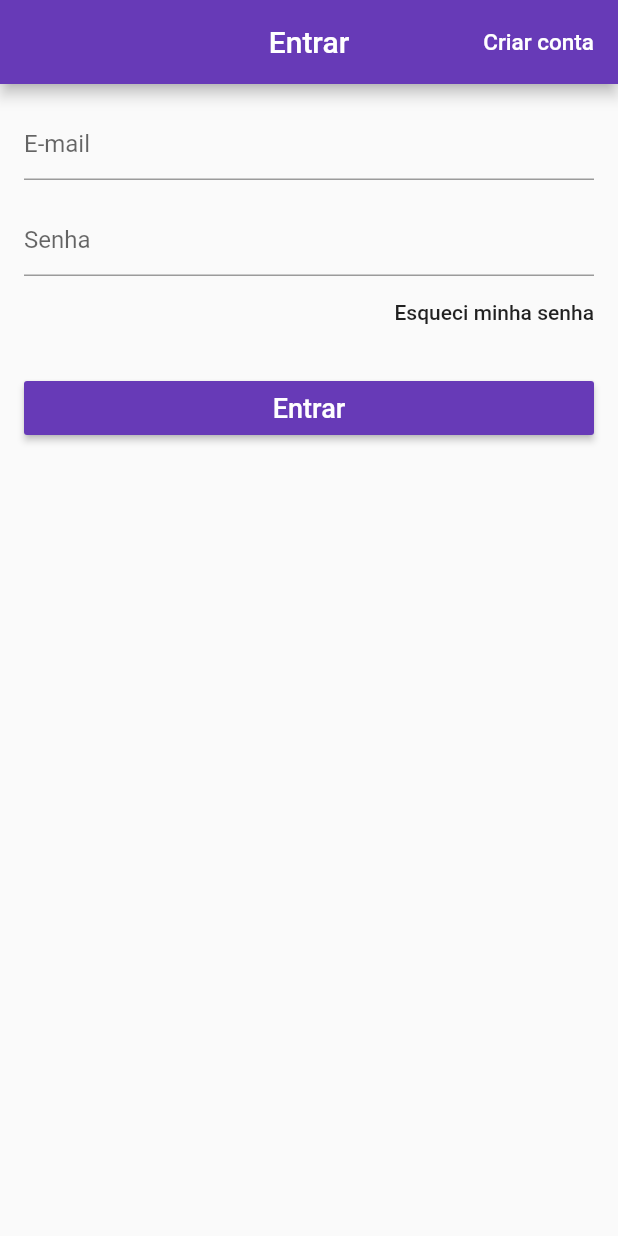
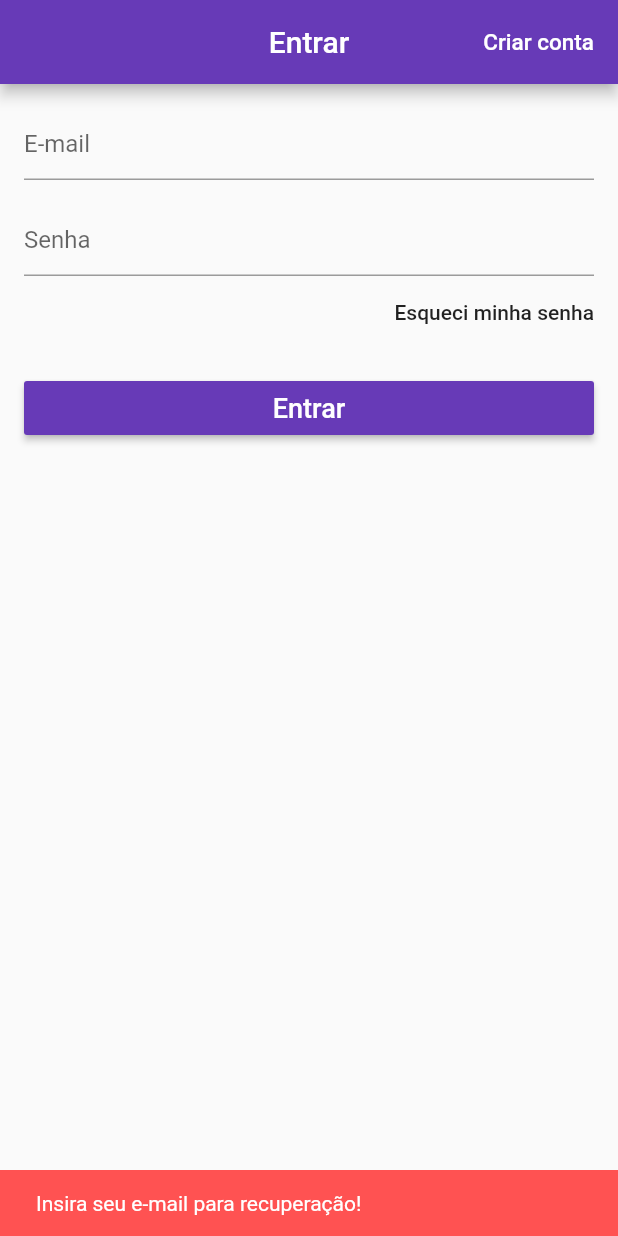
Before and after one commit to hodfernando/TesteRobert, a Flutter app: the screen it shows after launch, after a tap on "Esqueci minha senha", on a phone screen of 412 x 824 dp. Run offline on Flutter 3.47's test engine with Material 2 defaults, Android fonts, the phone set to English and light mode, and no system bars; our stand-ins replace cloud_firestore, firebase_auth, flutter_masked_text; missing offline and left inert: dart:ffi; accounts and stored records are empty.

Commit message:
Recuperação de senha, login e cadastro funcionando

```diff
--- a/untitled/lib/models/user_model.dart
+++ b/untitled/lib/models/user_model.dart
@@ -77,7 +77,8 @@ class UserModel extends Model {
 
   }
 
-  void recoverPass(){
+  void recoverPass(@required String email){
+    _auth.sendPasswordResetEmail(email: email);
   }
 
   bool isLoggedIn(){
--- a/untitled/lib/screens/login_screen.dart
+++ b/untitled/lib/screens/login_screen.dart
@@ -23,8 +23,8 @@ import 'home_screen.dart';
    @override
    Widget build(BuildContext context) {
      return Scaffold(
+       key: _scaffoldKey,
        appBar: AppBar(
-         key: _scaffoldKey,
          title: Text('Entrar'),
          centerTitle: true,
          actions: <Widget>[
@@ -79,7 +79,26 @@ import 'home_screen.dart';
                      child: Text("Esqueci minha senha",
                        textAlign: TextAlign.right,),
                      padding: EdgeInsets.zero,
-                     onPressed: (){},
+                     onPressed: (){
+                       if(_emailController.text.isEmpty)
+                         _scaffoldKey.currentState.showSnackBar(
+                             SnackBar(content: Text("Insira seu e-mail para recuperação!"),
+                               backgroundColor: Colors.redAccent,
+                               duration: Duration(seconds: 2),
+                             )
+                         );
+                       else {
+                         model.recoverPass(_emailController.text);
+                         _scaffoldKey.currentState.showSnackBar(
+                             SnackBar(content: Text("Confira seu e-mail!"),
+                               backgroundColor: Theme
+                                   .of(context)
+                                   .primaryColor,
+                               duration: Duration(seconds: 2),
+                             )
+                         );
+                       }
+                     },
                    ),
                  ),
                  SizedBox(height: 16.0,),
```
